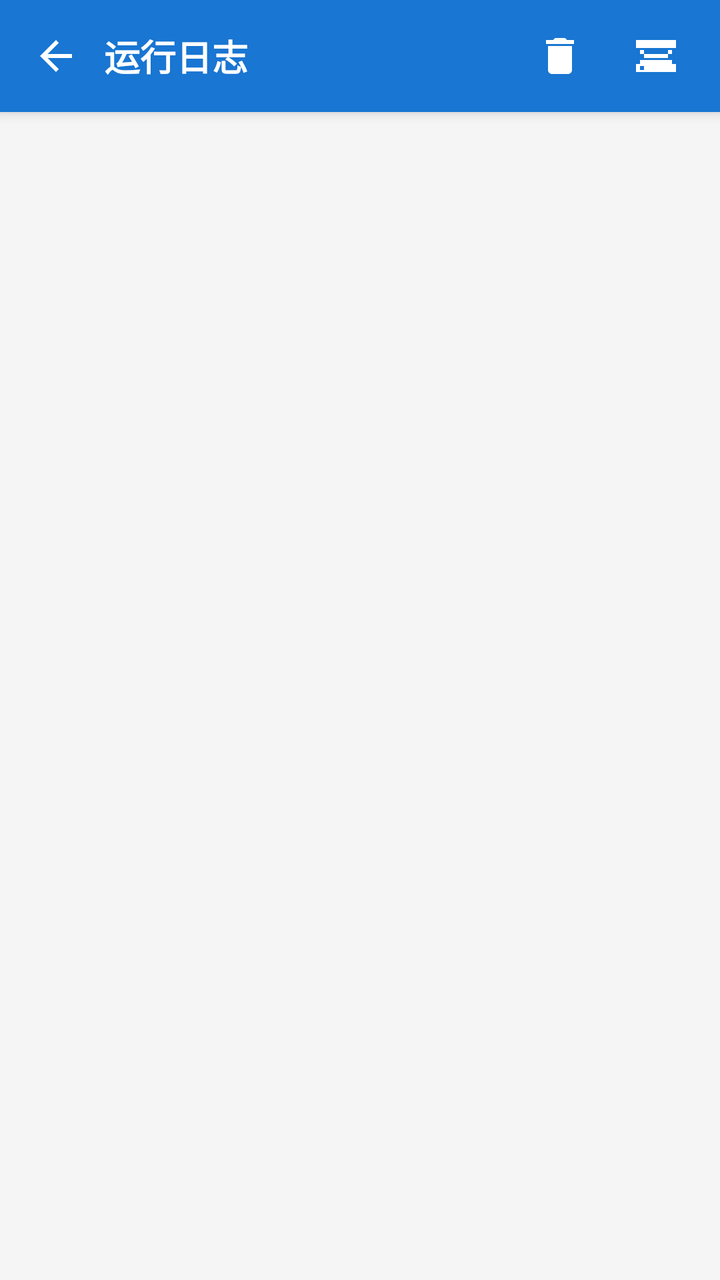
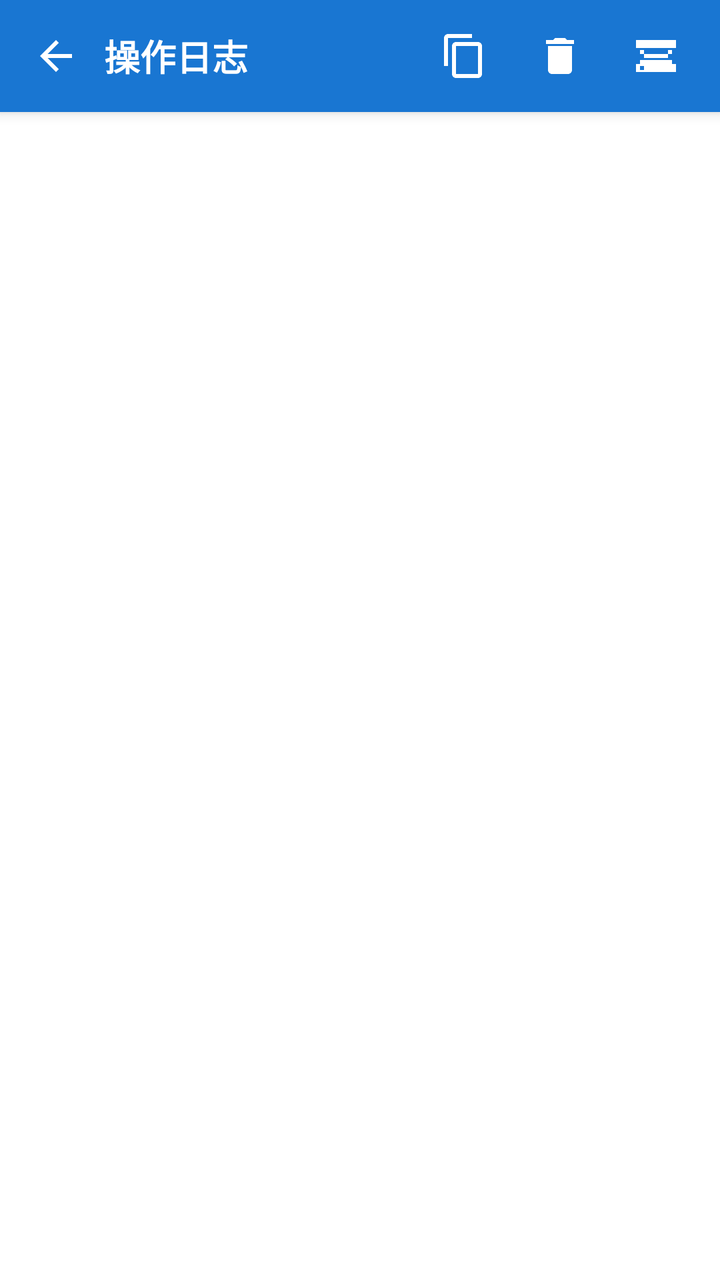

Two renders of the same Android screen: before a commit and after it. Below are the layout's source before the change and the commit's diff.
<!-- AndroidManifest.xml: application theme Theme.WlClient -->
<!-- res/layout/activity_log_view.xml -->
<?xml version="1.0" encoding="utf-8"?>
<RelativeLayout xmlns:android="http://schemas.android.com/apk/res/android"
    android:layout_width="match_parent"
    android:layout_height="match_parent"
    android:background="@color/bg_page">

    <LinearLayout
        android:id="@+id/toolbar"
        android:layout_width="match_parent"
        android:layout_height="56dp"
        android:layout_alignParentTop="true"
        android:background="@color/primary"
        android:elevation="4dp"
        android:gravity="center_vertical"
        android:orientation="horizontal"
        android:paddingStart="4dp"
        android:paddingEnd="8dp">

        <ImageButton
            android:id="@+id/btn_back"
            android:layout_width="48dp"
            android:layout_height="48dp"
            android:background="?android:attr/selectableItemBackgroundBorderless"
            android:contentDescription="返回"
            android:src="@drawable/ic_back_svg" />

        <TextView
            android:layout_width="0dp"
            android:layout_height="wrap_content"
            android:layout_weight="1"
            android:text="运行日志"
            android:textColor="@color/white"
            android:textSize="18sp"
            android:textStyle="bold" />

        <TextView
            android:id="@+id/tv_log_count"
            android:layout_width="wrap_content"
            android:layout_height="wrap_content"
            android:textSize="12sp"
            android:textColor="@color/white"
            android:layout_marginEnd="4dp" />

        <ImageButton
            android:id="@+id/btn_clear_log"
            android:layout_width="48dp"
            android:layout_height="48dp"
            android:background="?android:attr/selectableItemBackgroundBorderless"
            android:contentDescription="清空日志"
            android:src="@drawable/ic_trash_svg" />

        <ImageButton
            android:id="@+id/btn_init_db"
            android:layout_width="48dp"
            android:layout_height="48dp"
            android:background="?android:attr/selectableItemBackgroundBorderless"
            android:contentDescription="初始化数据库"
            android:src="@drawable/ic_database_svg" />
    </LinearLayout>

    <TextView
        android:id="@+id/tv_log_empty"
        android:layout_width="match_parent"
        android:layout_height="match_parent"
        android:layout_below="@id/toolbar"
        android:gravity="center"
        android:text="暂无日志记录"
        android:textSize="14sp"
        android:textColor="@color/text_secondary"
        android:visibility="gone" />

    <ScrollView
        android:id="@+id/sv_log"
        android:layout_width="match_parent"
        android:layout_height="match_parent"
        android:layout_below="@id/toolbar"
        android:background="@color/bg_page"
        android:padding="16dp">

        <TextView
            android:id="@+id/tv_log_content"
            android:layout_width="match_parent"
            android:layout_height="wrap_content"
            android:textSize="12sp"
            android:textColor="@color/text_primary"
            android:lineSpacingExtra="3dp"
            android:textIsSelectable="true"
            android:fontFamily="monospace" />
    </ScrollView>

</RelativeLayout>
<!-- resources referenced by this layout -->
<resources>
  <color name="bg_page">#FFF5F5F5</color>
  <color name="primary">#FF1976D2</color>
  <color name="text_primary">#FF212121</color>
  <color name="text_secondary">#FF757575</color>
  <color name="white">#FFFFFFFF</color>
  <!-- drawable ic_back_svg (drawable) -->
  <?xml version="1.0" encoding="utf-8"?>
  <vector xmlns:android="http://schemas.android.com/apk/res/android"
      android:width="24dp" android:height="24dp"
      android:viewportWidth="24" android:viewportHeight="24">
      <path android:fillColor="#FFFFFFFF"
          android:pathData="M20,11H7.83l5.59,-5.59L12,4l-8,8 8,8 1.41,-1.41L7.83,13H20v-2z"/>
  </vector>
  <!-- drawable ic_database_svg (drawable) -->
  <?xml version="1.0" encoding="utf-8"?>
  <vector xmlns:android="http://schemas.android.com/apk/res/android"
      android:width="24dp"
      android:height="24dp"
      android:viewportWidth="24"
      android:viewportHeight="24">
      <path
          android:fillColor="#FFFFFF"
          android:pathData="M2,20h20v-4H2v4zM4,17h2v2H4v-2zM2,4v4h20V4H2zM20,16H4v-2h16v2zM4,9h2v2H4V9zM6,13h12v-2H6v2zM18,9h2v2h-2V9z" />
  </vector>
  <!-- drawable ic_trash_svg (drawable) -->
  <?xml version="1.0" encoding="utf-8"?>
  <vector xmlns:android="http://schemas.android.com/apk/res/android"
      android:width="24dp"
      android:height="24dp"
      android:viewportWidth="24"
      android:viewportHeight="24">
      <path
          android:fillColor="#FFFFFF"
          android:pathData="M6,19c0,1.1 0.9,2 2,2h8c1.1,0 2,-0.9 2,-2V7H6v12zM19,4h-3.5l-1,-1h-5l-1,1H5v2h14V4z" />
  </vector>
  <style name="Theme.WlClient" parent="Base.Theme.WlClient" />
  <style name="Base.Theme.WlClient" parent="Theme.Material3.DayNight.NoActionBar">
          
          
      </style>
</resources>

<!-- the commit's change to res/layout/activity_log_view.xml (unified diff, before → after) -->
@@ -28,7 +28,7 @@
             android:layout_width="0dp"
             android:layout_height="wrap_content"
             android:layout_weight="1"
-            android:text="运行日志"
+            android:text="操作日志"
             android:textColor="@color/white"
             android:textSize="18sp"
             android:textStyle="bold" />
@@ -40,6 +40,14 @@
             android:textSize="12sp"
             android:textColor="@color/white"
             android:layout_marginEnd="4dp" />
+
+        <ImageButton
+            android:id="@+id/btn_export_log"
+            android:layout_width="48dp"
+            android:layout_height="48dp"
+            android:background="?android:attr/selectableItemBackgroundBorderless"
+            android:contentDescription="复制日志"
+            android:src="@drawable/ic_copy_svg" />
 
         <ImageButton
             android:id="@+id/btn_clear_log"
@@ -69,23 +77,12 @@
         android:textColor="@color/text_secondary"
         android:visibility="gone" />
 
-    <ScrollView
-        android:id="@+id/sv_log"
+    <androidx.recyclerview.widget.RecyclerView
+        android:id="@+id/rv_log"
         android:layout_width="match_parent"
         android:layout_height="match_parent"
         android:layout_below="@id/toolbar"
-        android:background="@color/bg_page"
-        android:padding="16dp">
-
-        <TextView
-            android:id="@+id/tv_log_content"
-            android:layout_width="match_parent"
-            android:layout_height="wrap_content"
-            android:textSize="12sp"
-            android:textColor="@color/text_primary"
-            android:lineSpacingExtra="3dp"
-            android:textIsSelectable="true"
-            android:fontFamily="monospace" />
-    </ScrollView>
+        android:background="@color/white"
+        android:clipToPadding="false" />
 
 </RelativeLayout>
<!-- resource entries referenced after the edit -->
@@ -2,7 +2,6 @@
 <resources>
   <color name="bg_page">#FFF5F5F5</color>
   <color name="primary">#FF1976D2</color>
-  <color name="text_primary">#FF212121</color>
   <color name="text_secondary">#FF757575</color>
   <color name="white">#FFFFFFFF</color>
   <!-- drawable ic_back_svg (drawable) -->
@@ -12,6 +11,16 @@
       android:viewportWidth="24" android:viewportHeight="24">
       <path android:fillColor="#FFFFFFFF"
           android:pathData="M20,11H7.83l5.59,-5.59L12,4l-8,8 8,8 1.41,-1.41L7.83,13H20v-2z"/>
+  </vector>
+  <!-- drawable ic_copy_svg (drawable) -->
+  <vector xmlns:android="http://schemas.android.com/apk/res/android"
+      android:width="24dp"
+      android:height="24dp"
+      android:viewportWidth="24"
+      android:viewportHeight="24">
+      <path
+          android:fillColor="#FFFFFF"
+          android:pathData="M16,1H4c-1.1,0 -2,0.9 -2,2v14h2V3h12V1zM19,5H8c-1.1,0 -2,0.9 -2,2v14c0,1.1 0.9,2 2,2h11c1.1,0 2,-0.9 2,-2V7c0,-1.1 -0.9,-2 -2,-2zM19,21H8V7h11v14z" />
   </vector>
   <!-- drawable ic_database_svg (drawable) -->
   <?xml version="1.0" encoding="utf-8"?>
